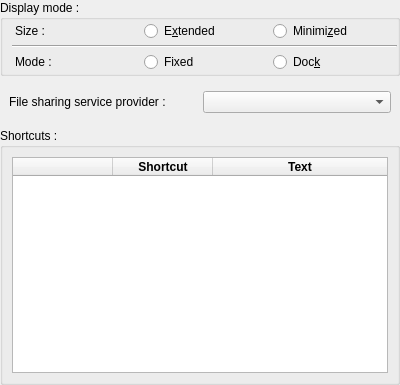
Before: the Qt Designer form ui/settingsmanager/qqpalmisettings.ui in dguihal/quteqoin, drawn with Qt 5.
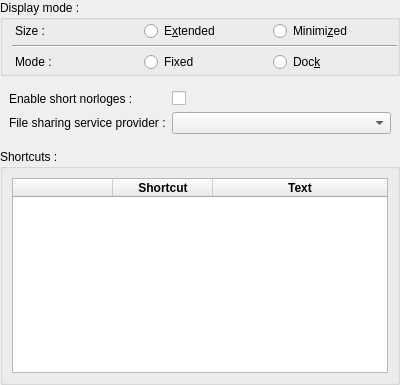
After: the same form once the commit is applied. Custom widgets are drawn as their Qt base class.

```diff
--- a/ui/settingsmanager/qqpalmisettings.ui
+++ b/ui/settingsmanager/qqpalmisettings.ui
@@ -134,17 +134,31 @@
    </item>
    <item>
     <widget class="QWidget" name="widget_3" native="true">
-     <layout class="QHBoxLayout" name="horizontalLayout_2">
-      <item>
+     <layout class="QFormLayout" name="formLayout">
+      <item row="1" column="0">
        <widget class="QLabel" name="label_3">
         <property name="text">
          <string>File sharing service provider :</string>
         </property>
        </widget>
       </item>
-      <item>
+      <item row="1" column="1">
        <widget class="QComboBox" name="fsServiceProvider"/>
       </item>
+      <item row="0" column="0">
+       <widget class="QLabel" name="label_4">
+        <property name="text">
+         <string>Enable short norloges :</string>
+        </property>
+       </widget>
+      </item>
+      <item row="0" column="1">
+       <widget class="QCheckBox" name="snEnableCB">
+        <property name="text">
+         <string/>
+        </property>
+       </widget>
+      </item>
      </layout>
     </widget>
    </item>
```
